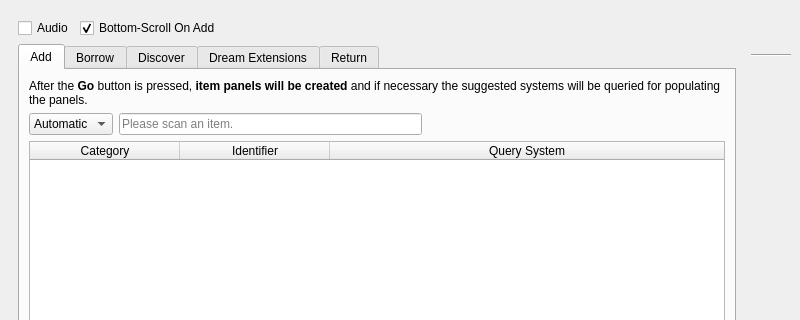
First picture: the form in UI/biblioteq_batch_activities_browser.ui, repository textbrowser/biblioteq, before the edit; both pictures show x 0 to 800 and y 0 to 320 of the 800 by 500 pixel window.
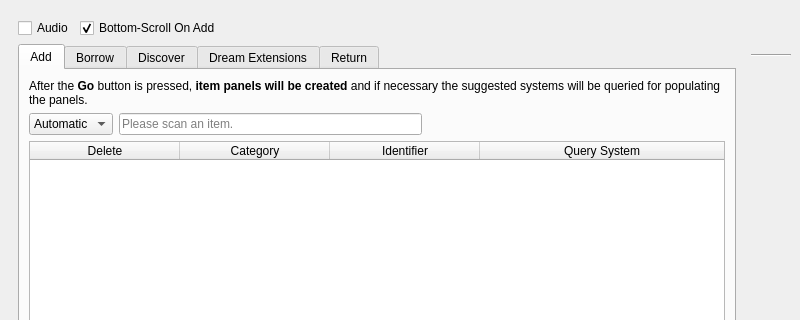
Second picture: the form after the edit. Icons and pictures are not drawn.

Commit message: New delete buttons in BA -> Add.

```diff
--- a/UI/biblioteq_batch_activities_browser.ui
+++ b/UI/biblioteq_batch_activities_browser.ui
@@ -174,6 +174,11 @@
              <attribute name="verticalHeaderVisible">
               <bool>false</bool>
              </attribute>
+             <column>
+              <property name="text">
+               <string>Delete</string>
+              </property>
+             </column>
              <column>
               <property name="text">
                <string>Category</string>
```
The commit also changes 3 other files.
